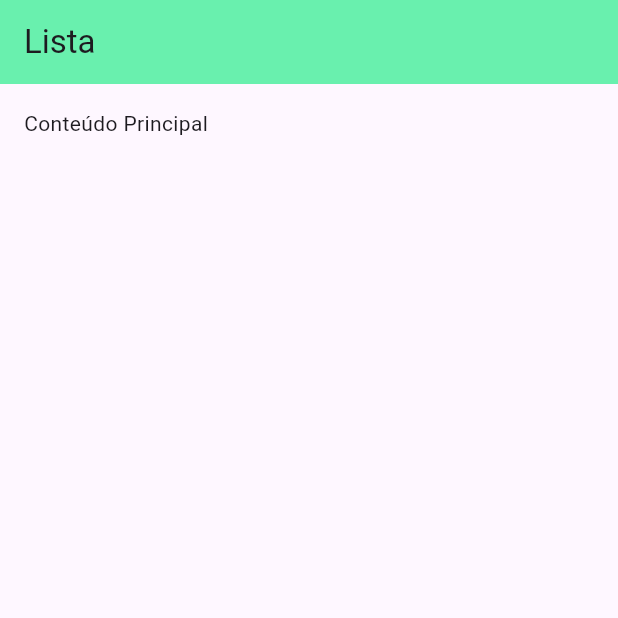
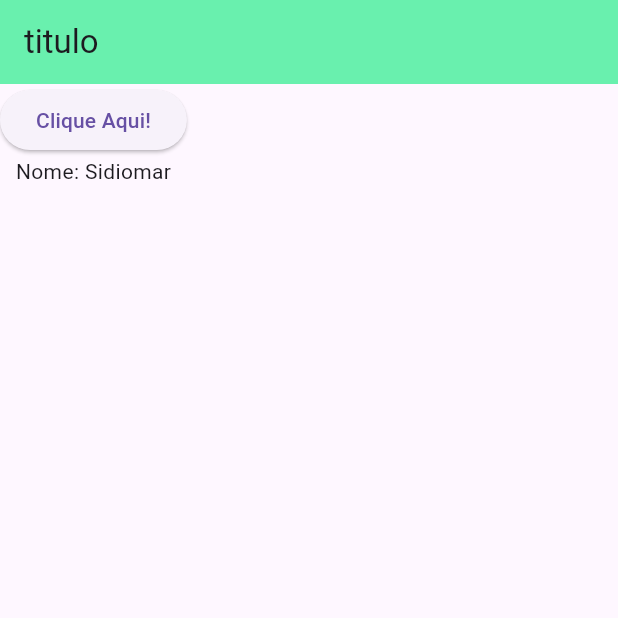
Before and after one commit to SIDH-1998/Frases-do-dia-flutter, a Flutter app: the screen it shows after launch, on a phone screen of 412 x 824 dp, the top half of it. Run offline on Flutter 3.47's test engine with Material 3 defaults, Android fonts, the phone set to English and light mode, and no system bars.

Commit message:
Estrutura inicial do app em flutter Formatação de Textos. aula 64

```diff
--- a/frases_dia/lib/main.dart
+++ b/frases_dia/lib/main.dart
@@ -1,21 +1,49 @@
 import 'package:flutter/material.dart';
+
+/*
+* Stateless -> Widgets que não podem ser Alterados (constantes)
+* Stateful -> Widgets que podem ser Alterados (variaveis)
+*/
 
 void main(){
 
   runApp(
 
-    MaterialApp(
+    const MaterialApp(
       debugShowCheckedModeBanner: false,
-      home: Scaffold(
-        appBar: AppBar(
-          title: Text("Lista"),
-          backgroundColor: Colors.greenAccent,
-        ),
-        body: Padding(
-          padding: EdgeInsets.all(16),
-               child: Text("Conteúdo Principal"),
-        ),
-        bottomNavigationBar: BottomAppBar(),
-      ),
+      home: HomeStateful(),
     ));
 }
+
+class HomeStateful extends StatefulWidget {
+  const HomeStateful({super.key});
+
+  @override
+  State<HomeStateful> createState() => _HomeStatefulState();
+}
+
+class _HomeStatefulState extends State<HomeStateful> {
+  @override
+  Widget build(BuildContext context) {
+
+    var _texto = "Sidiomar";
+
+    return  Scaffold(
+      appBar: AppBar(
+        title: Text ("titulo"),
+        backgroundColor: Colors.greenAccent,
+      ),
+      body: Container(
+        child: Column(
+          children: <Widget>[
+            ElevatedButton(
+                onPressed: (){},
+              child: Text("Clique Aqui!"),
+            ),
+            Text("Nome: $_texto"),
+          ],
+        ),
+      ),
+    );
+  }
+}
```
